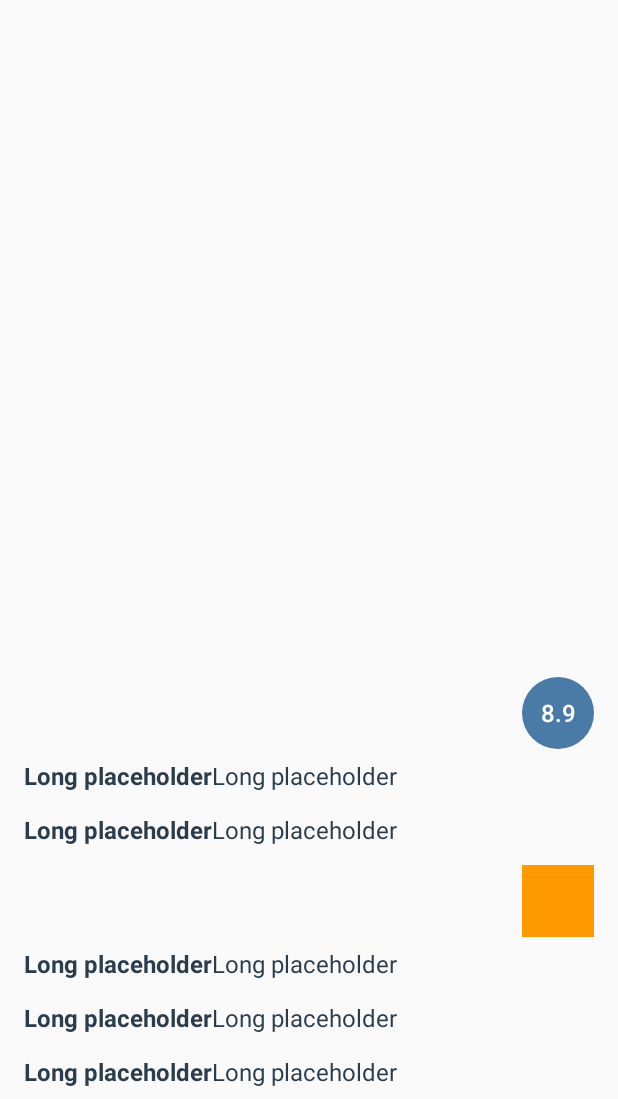
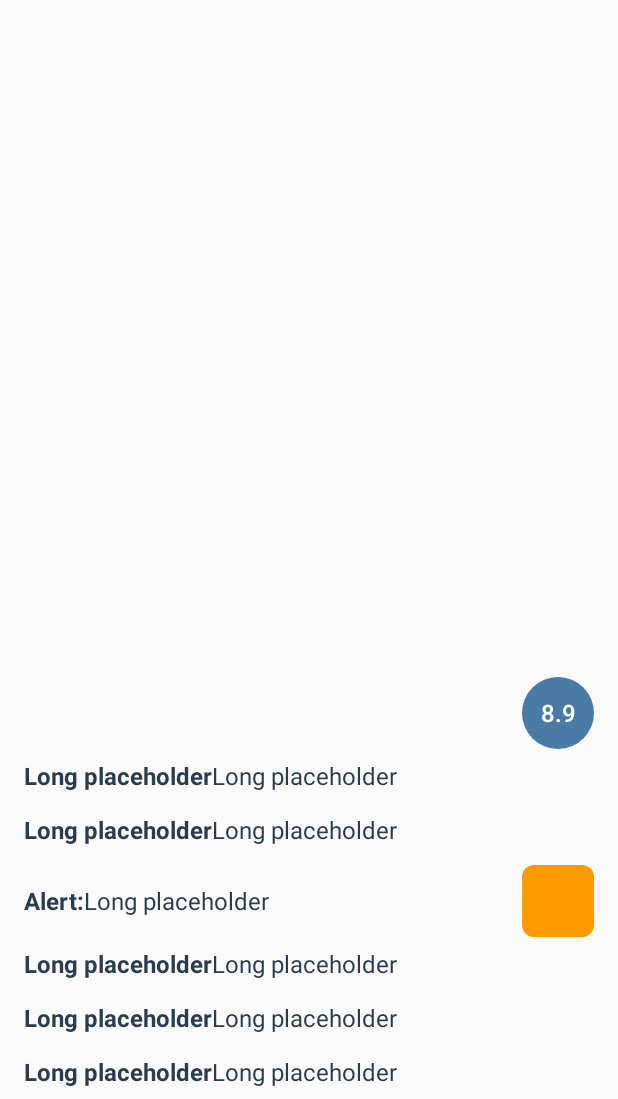
Before and after one commit to fdepedis/Earthquake, an Android app: the DetailEarthquakeActivity screen opened directly, with no data from a screen before it, on a phone screen of 412 x 824 dp, the part 137-1236 px from its top. Run offline under Robolectric (Android 15) with nearby library versions, the phone set to English and light mode, and no system bars.

Commit message:
final view detail activity

```diff
--- a/app/src/main/res/layout/activity_detail_earthquake.xml
+++ b/app/src/main/res/layout/activity_detail_earthquake.xml
@@ -92,18 +92,20 @@
                 android:layout_height="36dp"
                 android:layout_weight="1"
                 android:gravity="center_vertical"
-                android:orientation="vertical">
+                android:orientation="horizontal">
 
                 <TextView
-                    android:id="@+id/dt_alert_label"
+                    android:id="@+id/dalert_label"
                     android:layout_width="wrap_content"
                     android:layout_height="wrap_content"
                     android:textStyle="bold"
-                    android:ellipsize="end"
-                    android:maxLines="2"
                     android:textColor="@color/textColorEarthquakeLocation"
                     android:textSize="16sp"
-                    tools:text="Alert" />
+                    android:text="@string/dtAlertLabel"/>
+
+                <TextView
+                    android:id="@+id/dt_alert_not_available_label"
+                    style="@style/TextBoxTheme" />
 
             </LinearLayout>
 
--- a/app/src/main/res/values/strings.xml
+++ b/app/src/main/res/values/strings.xml
@@ -62,12 +62,13 @@
     <string name="settings_min_mag_notify_default" translatable="false">6</string>
 
     <!-- Label for Detail Activity -->
-    <string name="dtTimeLabel">Time: </string>
-    <string name="dtTypeLabel">Type: </string>
-    <string name="dtAlertLabel">Alert: </string>
-    <string name="dtStatusLabel">Status: </string>
-    <string name="dtTsunamiLabel">Tsunami: </string>
-    <string name="dtWebSiteLabel">Web Site: </string>
+    <string name="dtTimeLabel">Time:</string>
+    <string name="dtTypeLabel">Type:</string>
+    <string name="dtAlertLabel">Alert:</string>
+    <string name="dtStatusLabel">Status:</string>
+    <string name="dtTsunamiLabel">Tsunami:</string>
+    <string name="dtWebSiteLabel">Web Site:</string>
+    <string name="dtAlertNotAvailableLabel">Not Available</string>
 
     <!-- Label for format Value -->
     <string name="formatTsunamiValue_0">Large events in oceanic regions</string>
--- a/app/src/main/res/xml/alert_rectangle.xml
+++ b/app/src/main/res/xml/alert_rectangle.xml
@@ -6,5 +6,6 @@
     <size
         android:width="36dp"
         android:height="36dp" />
+    <corners android:radius="8dp" />
 
 </shape>
```
Also changed, not shown: app/src/main/java/it/fdepedis/earthquake/activity/DetailEarthquakeActivity.java (+12 -4 lines), app/src/main/java/it/fdepedis/earthquake/utils/Utils.java (+6 -2 lines).
